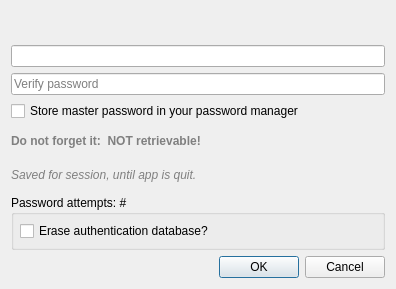
Above: src/ui/qgscredentialdialog.ui from carsmie/QGIS before the change. Below: the same form after it.
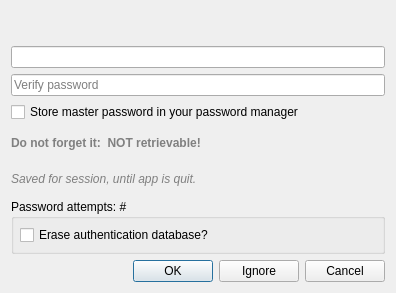
That is the form after the change. Custom widgets are drawn as their Qt base class.

Commit message:
Move connections ignore cache to credentials dialog
this way it is available for all providers

```diff
--- a/src/ui/qgscredentialdialog.ui
+++ b/src/ui/qgscredentialdialog.ui
@@ -7,7 +7,7 @@
     <x>0</x>
     <y>0</y>
     <width>396</width>
-    <height>289</height>
+    <height>293</height>
    </rect>
   </property>
   <property name="windowTitle">
@@ -23,7 +23,7 @@
       <enum>Qt::Horizontal</enum>
      </property>
      <property name="standardButtons">
-      <set>QDialogButtonBox::Cancel|QDialogButtonBox::Ok</set>
+      <set>QDialogButtonBox::Cancel|QDialogButtonBox::Ignore|QDialogButtonBox::Ok</set>
      </property>
     </widget>
    </item>
```
The commit also changes 4 other files.
